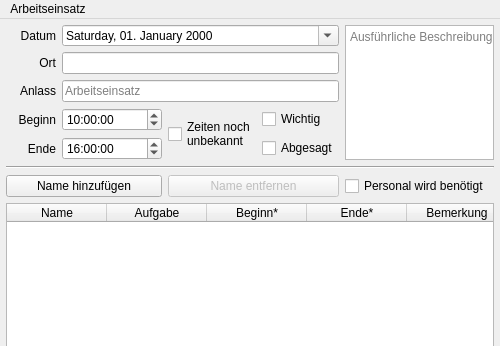
The window that Programm/Einsatzplaner/activitywindow.ui (philjosch/Einsatzplaner) describes before a commit, drawn with Qt 5; both pictures show x 0 to 500 and y 0 to 346 of the 500 by 500 pixel window.
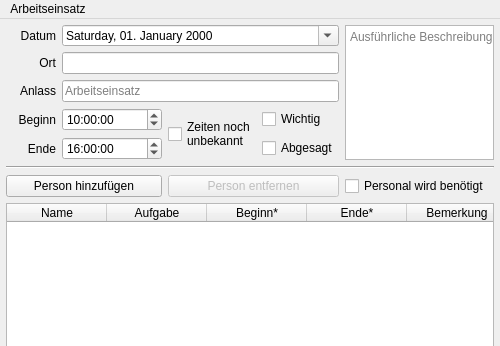
The same window after the commit.

Patch:
```diff
--- a/Programm/Einsatzplaner/activitywindow.ui
+++ b/Programm/Einsatzplaner/activitywindow.ui
@@ -291,14 +291,14 @@
        <bool>false</bool>
       </property>
       <property name="text">
-       <string>Name entfernen</string>
+       <string>Person entfernen</string>
       </property>
      </widget>
     </item>
     <item row="6" column="0" colspan="3">
      <widget class="QPushButton" name="buttonInsert">
       <property name="text">
-       <string>Name hinzufügen</string>
+       <string>Person hinzufügen</string>
       </property>
      </widget>
     </item>
```
